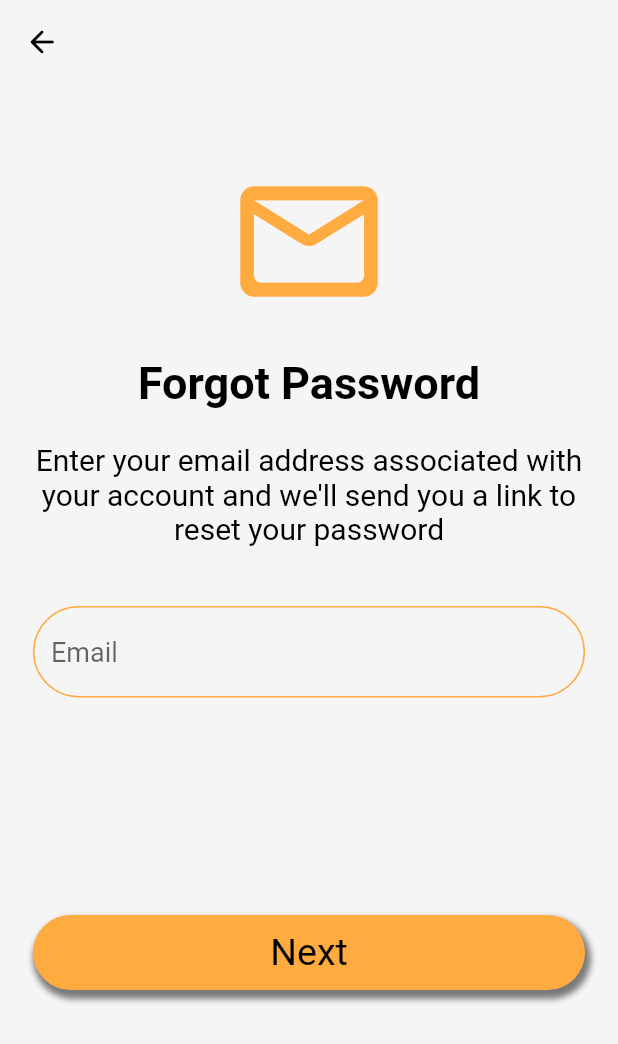
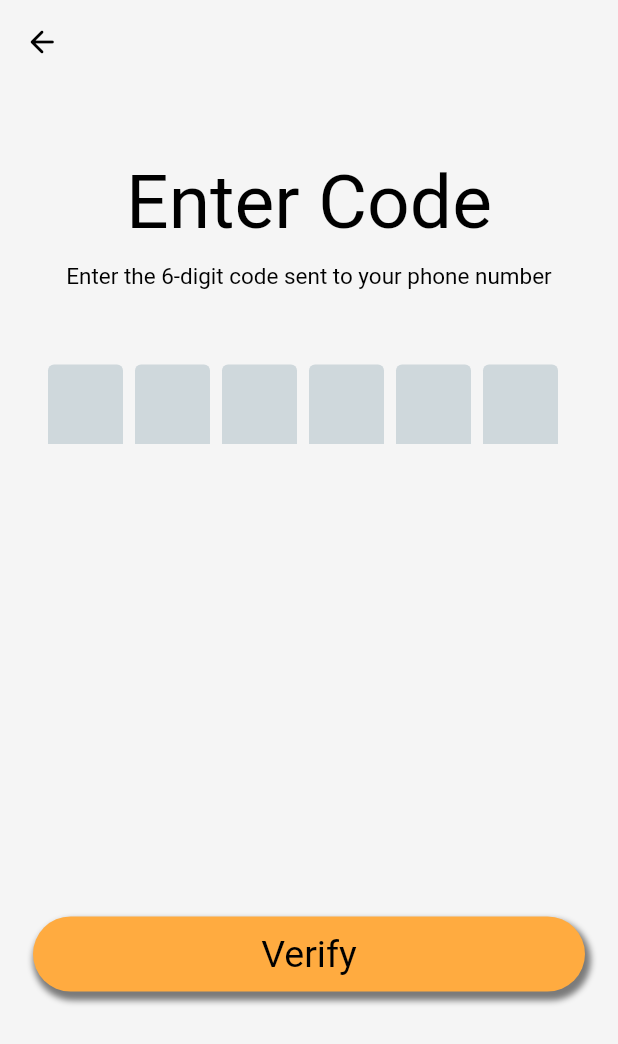
Before and after one commit to MhmdFais/To_Do_App, a Flutter app: the ForgotPassword screen opened directly, after a tap on "Next", on a phone screen of 412 x 824 dp. Shown: the top 1044 px of the screen. Run offline on Flutter 3.47's test engine with Material 2 defaults, Android fonts, the phone set to English and light mode, and no system bars; drawn by our look-alikes of flutter_otp_text_field; our stand-ins replace cloud_firestore, firebase_auth, firebase_core, google_fonts; accounts and stored records are empty; Roboto replaces fonts that are missing (Ubuntu).

Commit message:
login page ui updates

```diff
--- a/lib/main.dart
+++ b/lib/main.dart
@@ -1,6 +1,5 @@
 import 'package:flutter/material.dart';
 import 'package:to_do/pages/auth_page.dart';
-import 'package:to_do/pages/startup_page.dart';
 import 'package:firebase_core/firebase_core.dart';
 import 'firebase_options.dart';
 
--- a/lib/pages/forgot_pass_phone.dart
+++ b/lib/pages/forgot_pass_phone.dart
@@ -4,6 +4,7 @@ import 'package:google_fonts/google_fonts.dart';
 import 'package:to_do/components/colors.dart';
 import 'package:to_do/components/main_buttons.dart';
 import 'package:to_do/components/text_field.dart';
+import 'package:to_do/pages/otp_page.dart';
 
 class ForgotPasswordPhone extends StatefulWidget {
   const ForgotPasswordPhone({super.key});
@@ -89,7 +90,14 @@ class _ForgotPasswordPhoneState extends State<ForgotPasswordPhone> {
               //reset password button
               const SizedBox(height: 165),
               MainButton(
-                onTap: () {},
+                onTap: () {
+                  Navigator.push(
+                    context,
+                    MaterialPageRoute(
+                      builder: (context) => const OTPScreen(),
+                    ),
+                  );
+                },
                 text: 'Next',
               ),
             ],
--- a/lib/pages/forgot_password.dart
+++ b/lib/pages/forgot_password.dart
@@ -4,6 +4,7 @@ import 'package:google_fonts/google_fonts.dart';
 import 'package:to_do/components/colors.dart';
 import 'package:to_do/components/main_buttons.dart';
 import 'package:to_do/components/text_field.dart';
+import 'package:to_do/pages/otp_page.dart';
 
 class ForgotPassword extends StatefulWidget {
   const ForgotPassword({super.key});
@@ -75,7 +76,14 @@ class _ForgotPasswordState extends State<ForgotPassword> {
               //reset password button
               const SizedBox(height: 145),
               MainButton(
-                onTap: () {},
+                onTap: () {
+                  Navigator.push(
+                    context,
+                    MaterialPageRoute(
+                      builder: (context) => const OTPScreen(),
+                    ),
+                  );
+                },
                 text: 'Next',
               ),
             ],
--- /dev/null
+++ b/lib/pages/otp_page.dart
@@ -0,0 +1,87 @@
+import 'package:flutter/cupertino.dart';
+import 'package:flutter/material.dart';
+import 'package:flutter_otp_text_field/flutter_otp_text_field.dart';
+import 'package:google_fonts/google_fonts.dart';
+import 'package:to_do/components/colors.dart';
+import 'package:to_do/components/main_buttons.dart';
+
+class OTPScreen extends StatelessWidget {
+  const OTPScreen({super.key});
+
+  @override
+  Widget build(BuildContext context) {
+    return Scaffold(
+      backgroundColor: Colours().primary,
+      appBar: AppBar(
+        backgroundColor: Colours().primary,
+        elevation: 0,
+        leading: IconButton(
+          icon: const Icon(
+            Icons.arrow_back_rounded,
+            color: Colors.black,
+          ),
+          onPressed: () {
+            Navigator.pop(context);
+          },
+          //splashRadius: 20,
+        ),
+      ),
+      body: SingleChildScrollView(
+        child: Padding(
+          padding: const EdgeInsets.symmetric(horizontal: 22),
+          child: Column(
+            children: [
+              const SizedBox(height: 50),
+              //text
+              Center(
+                child: Text(
+                  'Enter Code',
+                  style: GoogleFonts.ubuntu(
+                    fontSize: 50,
+                    //fontWeight: FontWeight.bold,
+                    color: Colours().unSelectedText,
+                  ),
+                ),
+              ),
+              const SizedBox(height: 10),
+              Text(
+                'Enter the 6-digit code sent to your phone number',
+                style: GoogleFonts.ubuntu(
+                  fontSize: 15,
+                  //fontWeight: FontWeight.bold,
+                  color: Colours().unSelectedText,
+                ),
+              ),
+              const SizedBox(height: 50),
+              //otp
+              OtpTextField(
+                numberOfFields: 6,
+                fillColor: Colors.blueGrey.shade100,
+                filled: true,
+                //borderColor: Colours().buttonFill,
+                enabledBorderColor: Colors.blueGrey.shade100,
+                focusedBorderColor: Colours().buttonFill,
+                textStyle: GoogleFonts.ubuntu(
+                  fontSize: 25,
+                  //fontWeight: FontWeight.bold,
+                  color: Colours().unSelectedText,
+                ),
+                borderRadius: BorderRadius.circular(10),
+                fieldWidth: 50.0,
+                onSubmit: (code) {
+                  print(code);
+                },
+              ),
+              const SizedBox(height: 315),
+              //verify button
+              MainButton(
+                onTap: () {},
+                text: 'Verify',
+              ),
+            ],
+          ),
+        ),
+      ),
+    );
+  }
+}
--- a/pubspec.yaml
+++ b/pubspec.yaml
@@ -38,6 +38,7 @@ dependencies:
   firebase_core: ^2.16.0
   firebase_auth: ^4.10.0
   cloud_firestore: ^4.9.2
+  flutter_otp_text_field: ^1.1.0+2
 
 dev_dependencies:
   flutter_test:
```
Also changed, not shown: pubspec.lock.
